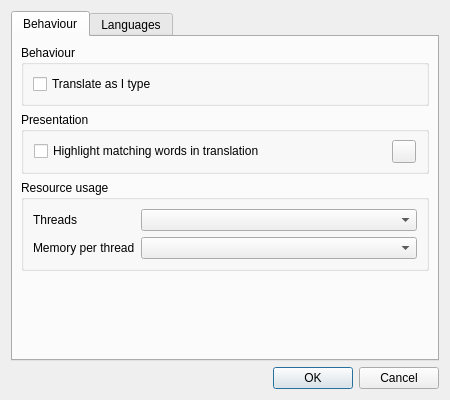
First picture: the form in src/TranslatorSettingsDialog.ui, repository XapaJIaMnu/translateLocally, before the edit.
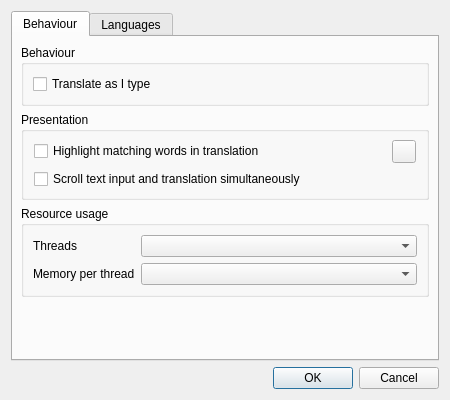
Second picture: the form after the edit. Custom widgets are drawn as their Qt base class.

Commit message:
Add sync scrolling as a setting in the preference pane
At some point we should probably just make this a "preference" pane in stead of "translator settings"

Diff of the .ui file:
```diff
--- a/src/TranslatorSettingsDialog.ui
+++ b/src/TranslatorSettingsDialog.ui
@@ -91,6 +91,13 @@
             </item>
            </layout>
           </item>
+          <item>
+           <widget class="QCheckBox" name="syncScrollingCheckbox">
+            <property name="text">
+             <string>Scroll text input and translation simultaneously</string>
+            </property>
+           </widget>
+          </item>
          </layout>
         </widget>
        </item>
```
The commit also changes 1 other file.
